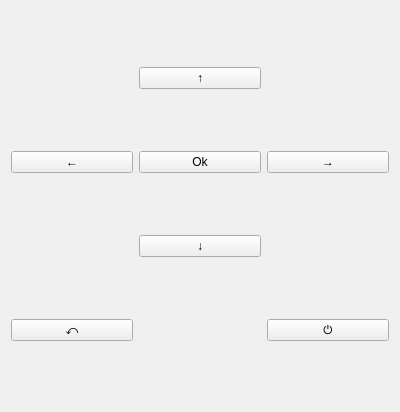
Above: devicecontrolpadview.ui from eo640217/device-simulator before the change. Below: the same form after it.
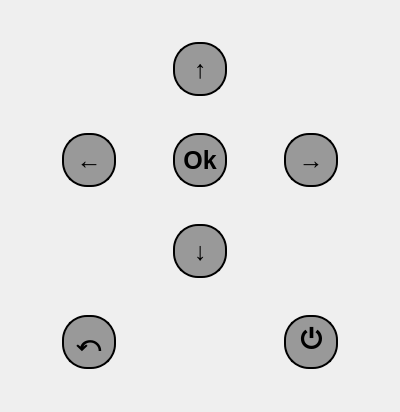
That is the form after the change.

What changed in the file:
```diff
--- a/devicecontrolpadview.ui
+++ b/devicecontrolpadview.ui
@@ -13,6 +13,24 @@
   <property name="windowTitle">
    <string>Form</string>
   </property>
+  <property name="styleSheet">
+   <string notr="true">QPushButton {
+height: 50px;
+width: 50px;
+border-radius: 25px;
+border: 2px solid #000;
+border-style: outset;
+background-color: #999999;
+font-size: 25px;
+font-weight: bold;
+line-height: 50px;
+text-align: center;
+}
+
+QPushButton:pressed {
+background-color: #7aadff;
+}</string>
+  </property>
   <layout class="QGridLayout" name="gridLayout">
    <item row="2" column="1">
     <widget class="QPushButton" name="selectPushButton">
@@ -23,6 +41,12 @@
    </item>
    <item row="2" column="0">
     <widget class="QPushButton" name="leftPushButton">
+     <property name="sizePolicy">
+      <sizepolicy hsizetype="Fixed" vsizetype="Fixed">
+       <horstretch>0</horstretch>
+       <verstretch>0</verstretch>
+      </sizepolicy>
+     </property>
      <property name="text">
       <string>←</string>
      </property>
@@ -30,6 +54,12 @@
    </item>
    <item row="2" column="2">
     <widget class="QPushButton" name="rightPushButton">
+     <property name="sizePolicy">
+      <sizepolicy hsizetype="Fixed" vsizetype="Fixed">
+       <horstretch>0</horstretch>
+       <verstretch>0</verstretch>
+      </sizepolicy>
+     </property>
      <property name="text">
       <string>→</string>
      </property>
@@ -37,6 +67,18 @@
    </item>
    <item row="1" column="1">
     <widget class="QPushButton" name="upPushButton">
+     <property name="sizePolicy">
+      <sizepolicy hsizetype="Fixed" vsizetype="Fixed">
+       <horstretch>0</horstretch>
+       <verstretch>0</verstretch>
+      </sizepolicy>
+     </property>
+     <property name="baseSize">
+      <size>
+       <width>0</width>
+       <height>0</height>
+      </size>
+     </property>
      <property name="text">
       <string>↑</string>
      </property>
```
